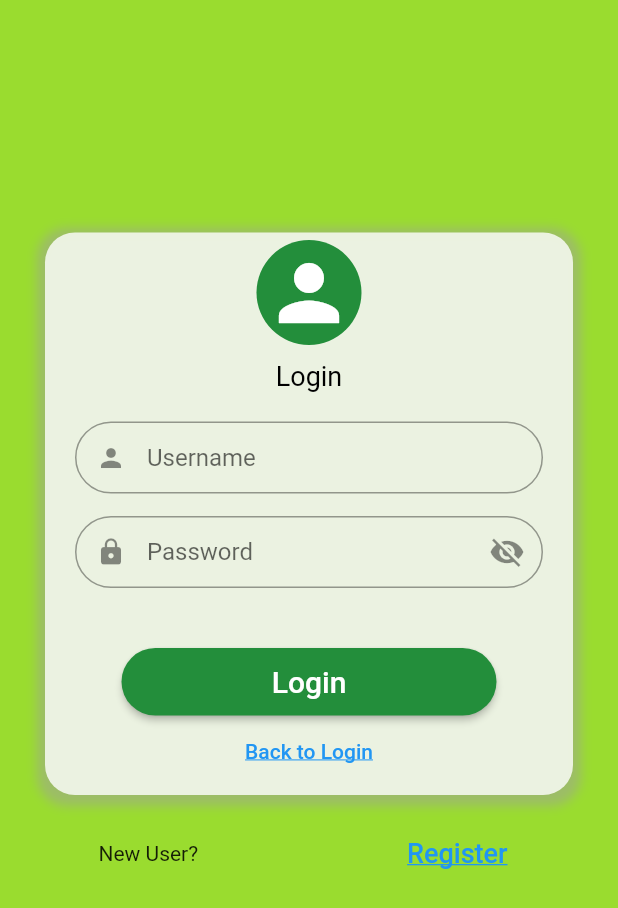
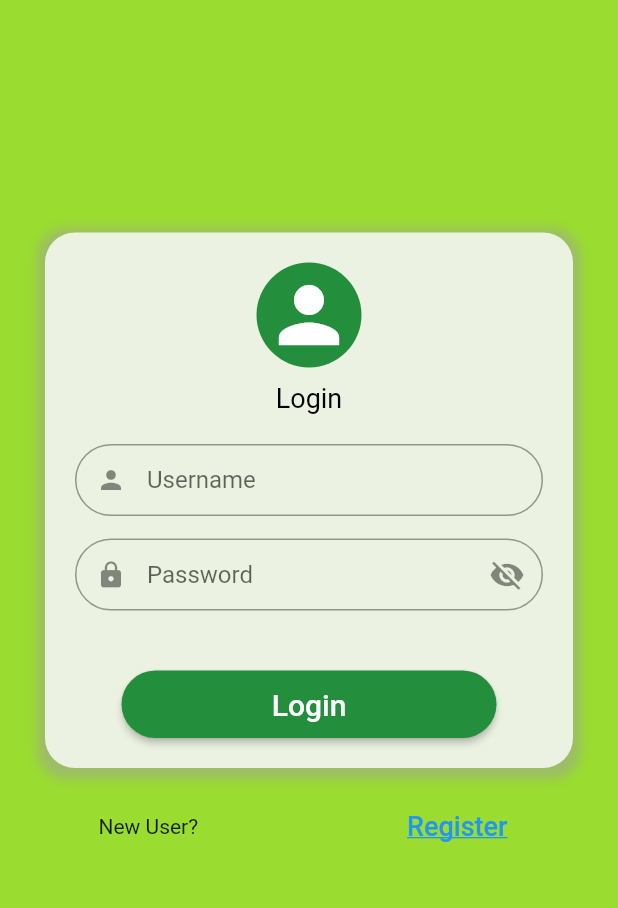
Before and after one commit to candra09/CatatUang-App, a Flutter app: the LoginPage screen opened directly, on a phone screen of 412 x 824 dp. Shown: the top 908 px of the screen. Run offline on Flutter 3.47's test engine with Material 2 defaults, Android fonts, the phone set to English and light mode, and no system bars; our stand-ins replace cloud_firestore, firebase_auth, firebase_core, flutter_slidable; missing offline and left inert: cloud_firestore_web, firebase_auth_web, firebase_core_web; accounts and stored records are empty.

Commit message:
Update login.dart

```diff
--- a/lib/screen/login.dart
+++ b/lib/screen/login.dart
@@ -43,7 +43,7 @@ class _LoginPageState extends State<LoginPage> {
                               EdgeInsets.symmetric(horizontal: 30, vertical: 5),
                           child: Container(
                             // height: 200,
-                            padding: EdgeInsets.fromLTRB(20, 5, 20, 5),
+                            padding: EdgeInsets.fromLTRB(20, 20, 20, 20),
                             width: double.infinity,
                             // padding: EdgeInsets.symmetric(horizontal: 20),
                             decoration: BoxDecoration(
@@ -183,20 +183,6 @@ class _LoginPageState extends State<LoginPage> {
                                     ),
                                   ),
                                 ),
-                                FlatButton(
-                                    splashColor: Colors.blue,
-                                    onPressed: () {
-                                      Navigator.push(
-                                          context,
-                                          MaterialPageRoute(
-                                              builder: (context) =>
-                                                  LoginPage()));
-                                    },
-                                    child: Text('Back to Login',
-                                        style: TextStyle(
-                                          color: Colors.blue,
-                                          decoration: TextDecoration.underline,
-                                        ))),
                               ],
                             ),
                           ))
```
